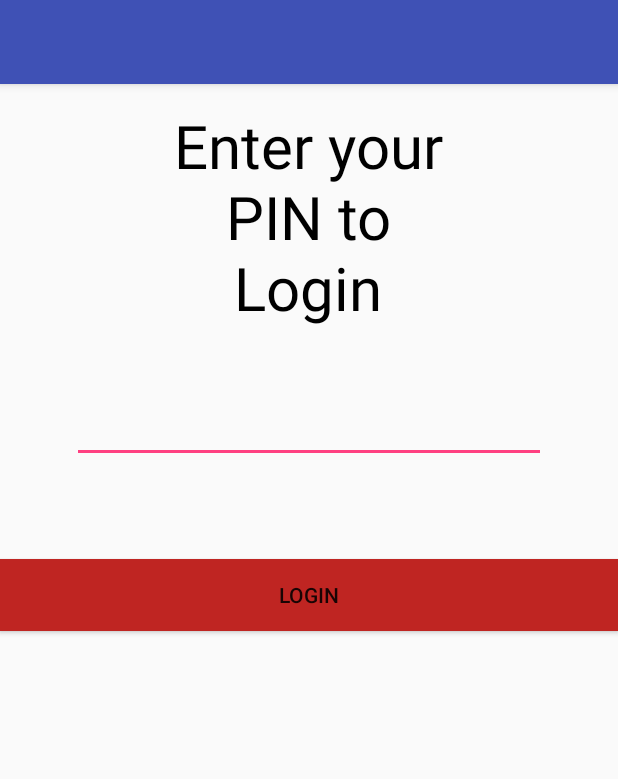
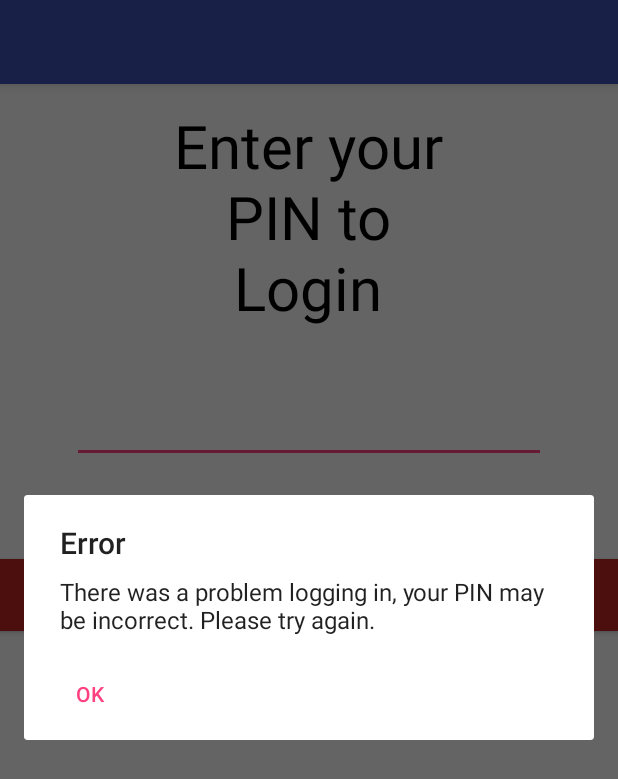
Before and after one commit to azamean/Bank, an Android app: the Login screen opened directly, with no data from a screen before it, after a tap on "LOGIN", on a phone screen of 412 x 824 dp. Shown: the top 779 px of the screen. Run offline under Robolectric (Android 15) with nearby library versions, the phone set to English and light mode, and no system bars.

Commit message:
Added an alert for incorrect login

```diff
--- a/BankingApp/app/src/main/java/marcusobyrne/bankingapp/Login.java
+++ b/BankingApp/app/src/main/java/marcusobyrne/bankingapp/Login.java
@@ -1,5 +1,7 @@
 package marcusobyrne.bankingapp;
 
+import android.app.AlertDialog;
+import android.content.DialogInterface;
 import android.content.Intent;
 import android.support.v7.app.AppCompatActivity;
 import android.os.Bundle;
@@ -30,6 +32,16 @@ public class Login extends AppCompatActivity {
             Intent loggedIn = new Intent(this, MainMenu.class);
             startActivity(loggedIn);
         }else{
+            AlertDialog alertDialog = new AlertDialog.Builder(Login.this).create();
+            alertDialog.setTitle("Error");
+            alertDialog.setMessage("There was a problem logging in, your PIN may be incorrect. Please try again.");
+            alertDialog.setButton(AlertDialog.BUTTON_NEUTRAL, "OK",
+                    new DialogInterface.OnClickListener() {
+                        public void onClick(DialogInterface dialog, int which) {
+                            dialog.dismiss();
+                        }
+                    });
+            alertDialog.show();
 
         }
 
--- a/BankingApp/app/src/main/java/marcusobyrne/bankingapp/MainMenu.java
+++ b/BankingApp/app/src/main/java/marcusobyrne/bankingapp/MainMenu.java
@@ -9,5 +9,6 @@ public class MainMenu extends AppCompatActivity {
     protected void onCreate(Bundle savedInstanceState) {
         super.onCreate(savedInstanceState);
         setContentView(R.layout.activity_main_menu);
+        setTitle("");
     }
 }
--- a/BankingApp/app/src/main/res/layout/activity_main_menu.xml
+++ b/BankingApp/app/src/main/res/layout/activity_main_menu.xml
@@ -1,9 +1,9 @@
 <?xml version="1.0" encoding="utf-8"?>
-<android.support.constraint.ConstraintLayout xmlns:android="http://schemas.android.com/apk/res/android"
+<android.widget.RelativeLayout xmlns:android="http://schemas.android.com/apk/res/android"
     xmlns:app="http://schemas.android.com/apk/res-auto"
     xmlns:tools="http://schemas.android.com/tools"
     android:layout_width="match_parent"
     android:layout_height="match_parent"
     tools:context="marcusobyrne.bankingapp.MainMenu">
 
-</android.support.constraint.ConstraintLayout>
+</android.widget.RelativeLayout>
```
Also changed, not shown: BankingApp/app/src/main/java/marcusobyrne/bankingapp/DBHandler.java (line endings or trailing spaces).
